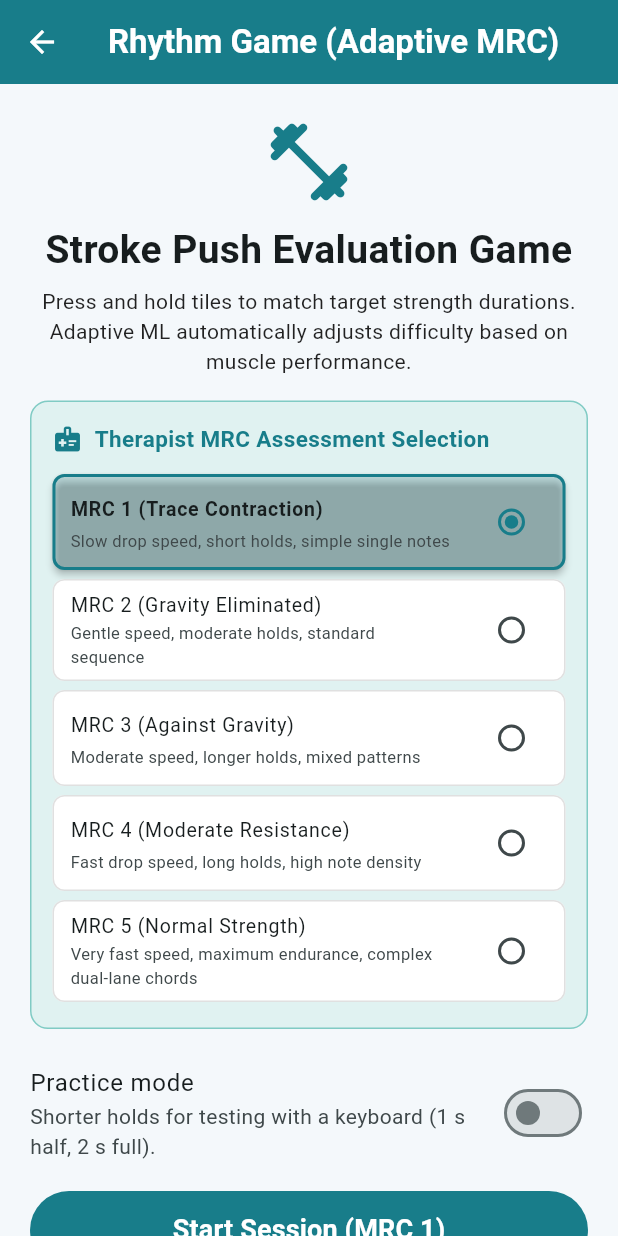
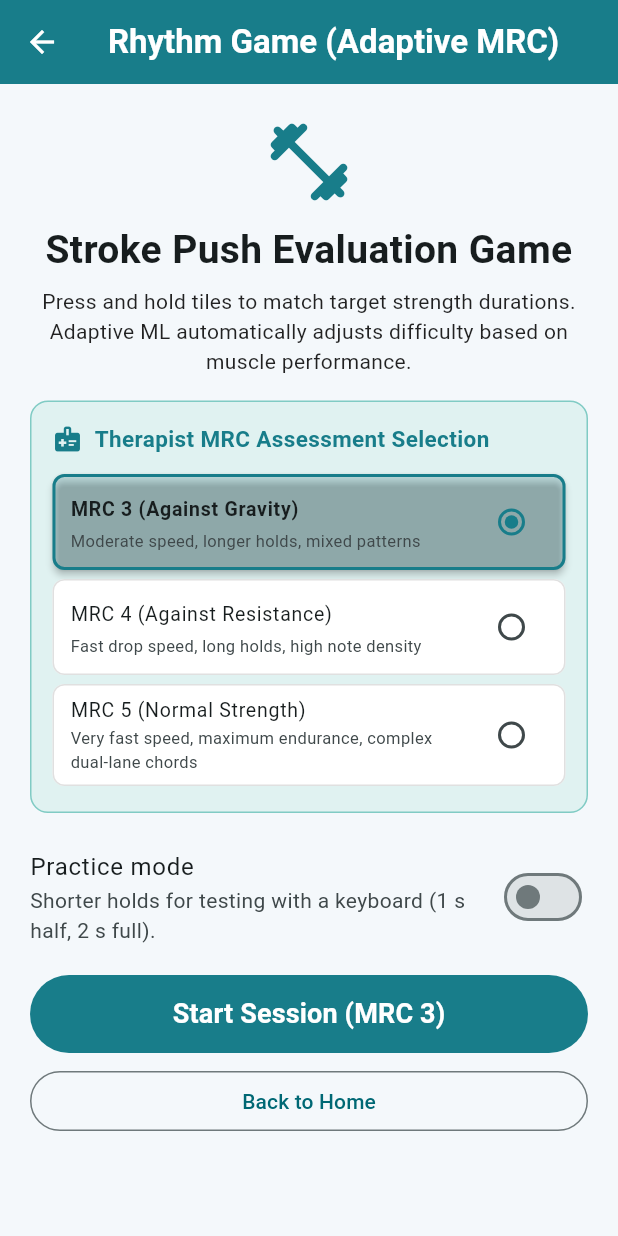
Before and after one commit to KahYing-KY/MDD-PushTile-Flutter, a Flutter app: the RhythmGameScreen screen opened directly, on a phone screen of 412 x 824 dp. Run offline on Flutter 3.47's test engine with Material 3 defaults, Android fonts, the phone set to English and light mode, and no system bars; our stand-ins replace supabase_flutter; accounts and stored records are empty.

Commit message:
Update rhythm_screen_adapt.dart

```diff
--- a/lib/screens/rhythm_screen_adapt.dart
+++ b/lib/screens/rhythm_screen_adapt.dart
@@ -11,18 +11,26 @@ import 'training_history_service.dart';
 // MRC Scale Definition for Stroke Muscle Evaluation (Grades 1 to 5)
 // ===========================================================================
 enum MrcLevel {
-  mrc1(1, 'MRC 1', 'Trace Contraction', 'Slow drop speed, short holds, simple single notes'),
-  mrc2(2, 'MRC 2', 'Gravity Eliminated', 'Gentle speed, moderate holds, standard sequence'),
-  mrc3(3, 'MRC 3', 'Against Gravity', 'Moderate speed, longer holds, mixed patterns'),
-  mrc4(4, 'MRC 4', 'Moderate Resistance', 'Fast drop speed, long holds, high note density'),
-  mrc5(5, 'MRC 5', 'Normal Strength', 'Very fast speed, maximum endurance, complex dual-lane chords');
+  mrc3(3, 'MRC 3', 'Against Gravity',
+      'Moderate speed, longer holds, mixed patterns'),
+
+  mrc4(4, 'MRC 4', 'Against Resistance',
+      'Fast drop speed, long holds, high note density'),
+
+  mrc5(5, 'MRC 5', 'Normal Strength',
+      'Very fast speed, maximum endurance, complex dual-lane chords');
 
   final int level;
   final String label;
   final String description;
   final String details;
 
-  const MrcLevel(this.level, this.label, this.description, this.details);
+  const MrcLevel(
+    this.level,
+    this.label,
+    this.description,
+    this.details,
+  );
 }
 
 // ===========================================================================
@@ -222,8 +230,12 @@ class RandomForestClassifier {
       delta = -1;
     }
 
-    int nextLevelInt = (features.currentMrcLevel + delta).clamp(1, 5);
-    MrcLevel recommendedLevel = MrcLevel.values[nextLevelInt - 1];
+    int nextLevelInt =
+      (features.currentMrcLevel + delta).clamp(3, 5).toInt();
+
+    MrcLevel recommendedLevel = MrcLevel.values.firstWhere(
+      (level) => level.level == nextLevelInt,
+    );
 
     double proficiency = (features.completionRate * 0.35) +
         (features.fullPressRatio * 0.40) +
@@ -339,7 +351,7 @@ class _RhythmGameScreenState extends State<RhythmGameScreen>
 
   _RPhase _phase = _RPhase.setup;
   final BoardMode _mode = BoardMode.row;
-  MrcLevel _mrcLevel = MrcLevel.mrc1;
+  MrcLevel _mrcLevel = MrcLevel.mrc3;
   double _t = 0;
 
   List<int> get _laneCells => _mode.cells.length >= 4
@@ -354,48 +366,36 @@ class _RhythmGameScreenState extends State<RhythmGameScreen>
   Color _judgmentColor = Colors.white;
 
   double get _lead => switch (_mrcLevel) {
-        MrcLevel.mrc1 => 4.2,
-        MrcLevel.mrc2 => 3.5,
         MrcLevel.mrc3 => 2.8,
         MrcLevel.mrc4 => 2.1,
         MrcLevel.mrc5 => 1.5,
       };
 
   double get _gap => switch (_mrcLevel) {
-        MrcLevel.mrc1 => 2.0,
-        MrcLevel.mrc2 => 1.6,
         MrcLevel.mrc3 => 1.2,
         MrcLevel.mrc4 => 0.8,
         MrcLevel.mrc5 => 0.5,
       };
 
   double get _halfSec => switch (_mrcLevel) {
-        MrcLevel.mrc1 => 0.8,
-        MrcLevel.mrc2 => 1.2,
         MrcLevel.mrc3 => 1.6,
         MrcLevel.mrc4 => 2.0,
         MrcLevel.mrc5 => 2.5,
       };
 
   double get _fullSec => switch (_mrcLevel) {
-        MrcLevel.mrc1 => 1.5,
-        MrcLevel.mrc2 => 2.2,
         MrcLevel.mrc3 => 3.0,
         MrcLevel.mrc4 => 4.0,
         MrcLevel.mrc5 => 5.0,
       };
 
   double get _enduranceSec => switch (_mrcLevel) {
-        MrcLevel.mrc1 => 5.0,
-        MrcLevel.mrc2 => 8.0,
         MrcLevel.mrc3 => 12.0,
         MrcLevel.mrc4 => 16.0,
         MrcLevel.mrc5 => 20.0,
       };
 
   List<String> get _pattern => switch (_mrcLevel) {
-        MrcLevel.mrc1 => const ['half', 'half', 'full', 'half'],
-        MrcLevel.mrc2 => const ['half', 'half', 'full', 'half', 'full', 'half', 'endurance'],
         MrcLevel.mrc3 => const ['half', 'full', 'half', 'full', 'full', 'endurance', 'half', 'full'],
         MrcLevel.mrc4 => const ['full', 'half', 'full', 'full', 'endurance', 'full', 'half', 'full', 'endurance', 'full'],
         MrcLevel.mrc5 => const ['full', 'chord', 'full', 'endurance', 'chord', 'full', 'half', 'chord', 'endurance', 'full'],
@@ -1135,9 +1135,8 @@ class _RhythmGameScreenState extends State<RhythmGameScreen>
         FilledButton.icon(
           onPressed: () {
             setState(() {
-              if (_lastMlResult != null) {
-                _mrcLevel = _lastMlResult!.recommendedMrcLevel;
-              }
+              // Preserve the therapist-assessed MRC grade.
+              // Game performance should not automatically change clinical strength grades.
               _phase = _RPhase.setup;
             });
           },
```
